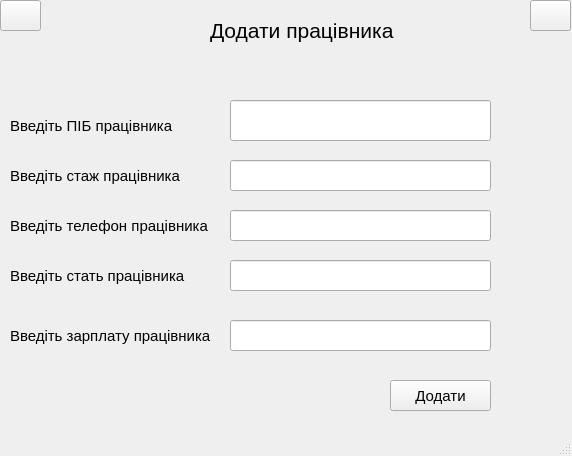
Above: uis/add_workers.ui from definitelyDefi/atelier-nitka-accounting before the change. Below: the same form after it.
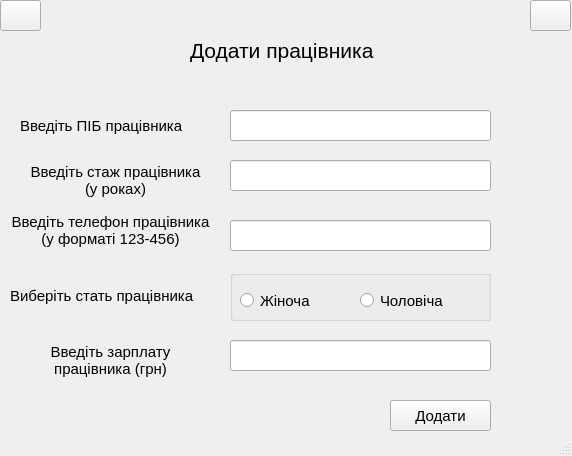
That is the form after the change. Icons and pictures are not drawn.

Diff of the .ui file:
```diff
--- a/uis/add_workers.ui
+++ b/uis/add_workers.ui
@@ -33,9 +33,9 @@
     <property name="geometry">
      <rect>
       <x>230</x>
-      <y>100</y>
+      <y>110</y>
       <width>261</width>
-      <height>41</height>
+      <height>31</height>
      </rect>
     </property>
     <property name="font">
@@ -48,7 +48,7 @@
     <property name="geometry">
      <rect>
       <x>390</x>
-      <y>380</y>
+      <y>400</y>
       <width>101</width>
       <height>31</height>
      </rect>
@@ -93,7 +93,7 @@
    <widget class="QLabel" name="label">
     <property name="geometry">
      <rect>
-      <x>10</x>
+      <x>20</x>
       <y>110</y>
       <width>191</width>
       <height>31</height>
@@ -139,10 +139,10 @@
    <widget class="QLabel" name="label_2">
     <property name="geometry">
      <rect>
-      <x>10</x>
+      <x>30</x>
       <y>160</y>
-      <width>191</width>
-      <height>31</height>
+      <width>171</width>
+      <height>41</height>
      </rect>
     </property>
     <property name="font">
@@ -151,14 +151,20 @@
      </font>
     </property>
     <property name="text">
-     <string>Введіть стаж працівника</string>
+     <string>Введіть стаж працівника (у роках)</string>
+    </property>
+    <property name="alignment">
+     <set>Qt::AlignCenter</set>
+    </property>
+    <property name="wordWrap">
+     <bool>true</bool>
     </property>
    </widget>
    <widget class="QLabel" name="label_4">
     <property name="geometry">
      <rect>
-      <x>210</x>
-      <y>10</y>
+      <x>190</x>
+      <y>30</y>
       <width>201</width>
       <height>41</height>
      </rect>
@@ -178,7 +184,7 @@
       <x>10</x>
       <y>210</y>
       <width>201</width>
-      <height>31</height>
+      <height>41</height>
      </rect>
     </property>
     <property name="font">
@@ -187,14 +193,20 @@
      </font>
     </property>
     <property name="text">
-     <string>Введіть телефон працівника</string>
+     <string>Введіть телефон працівника (у форматі 123-456)</string>
+    </property>
+    <property name="alignment">
+     <set>Qt::AlignCenter</set>
+    </property>
+    <property name="wordWrap">
+     <bool>true</bool>
     </property>
    </widget>
    <widget class="QLineEdit" name="phone_field">
     <property name="geometry">
      <rect>
       <x>230</x>
-      <y>210</y>
+      <y>220</y>
       <width>261</width>
       <height>31</height>
      </rect>
@@ -209,7 +221,7 @@
     <property name="geometry">
      <rect>
       <x>10</x>
-      <y>260</y>
+      <y>280</y>
       <width>201</width>
       <height>31</height>
      </rect>
@@ -220,31 +232,16 @@
      </font>
     </property>
     <property name="text">
-     <string>Введіть стать працівника</string>
-    </property>
-   </widget>
-   <widget class="QLineEdit" name="sex_field">
-    <property name="geometry">
-     <rect>
-      <x>230</x>
-      <y>260</y>
-      <width>261</width>
-      <height>31</height>
-     </rect>
-    </property>
-    <property name="font">
-     <font>
-      <pointsize>12</pointsize>
-     </font>
+     <string>Виберіть стать працівника</string>
     </property>
    </widget>
    <widget class="QLabel" name="label_6">
     <property name="geometry">
      <rect>
       <x>10</x>
-      <y>320</y>
+      <y>340</y>
       <width>201</width>
-      <height>31</height>
+      <height>41</height>
      </rect>
     </property>
     <property name="font">
@@ -253,14 +250,20 @@
      </font>
     </property>
     <property name="text">
-     <string>Введіть зарплату працівника</string>
+     <string>Введіть зарплату працівника (грн)</string>
+    </property>
+    <property name="alignment">
+     <set>Qt::AlignCenter</set>
+    </property>
+    <property name="wordWrap">
+     <bool>true</bool>
     </property>
    </widget>
    <widget class="QLineEdit" name="salary_field">
     <property name="geometry">
      <rect>
       <x>230</x>
-      <y>320</y>
+      <y>340</y>
       <width>261</width>
       <height>31</height>
      </rect>
@@ -271,6 +274,55 @@
      </font>
     </property>
    </widget>
+   <widget class="QGroupBox" name="groupBox">
+    <property name="geometry">
+     <rect>
+      <x>230</x>
+      <y>270</y>
+      <width>261</width>
+      <height>51</height>
+     </rect>
+    </property>
+    <property name="title">
+     <string/>
+    </property>
+    <widget class="QRadioButton" name="female_rb">
+     <property name="geometry">
+      <rect>
+       <x>10</x>
+       <y>20</y>
+       <width>81</width>
+       <height>21</height>
+      </rect>
+     </property>
+     <property name="font">
+      <font>
+       <pointsize>11</pointsize>
+      </font>
+     </property>
+     <property name="text">
+      <string>Жіноча</string>
+     </property>
+    </widget>
+    <widget class="QRadioButton" name="male_rb">
+     <property name="geometry">
+      <rect>
+       <x>130</x>
+       <y>20</y>
+       <width>91</width>
+       <height>21</height>
+      </rect>
+     </property>
+     <property name="font">
+      <font>
+       <pointsize>11</pointsize>
+      </font>
+     </property>
+     <property name="text">
+      <string>Чоловіча</string>
+     </property>
+    </widget>
+   </widget>
   </widget>
   <widget class="QStatusBar" name="statusbar"/>
  </widget>
```
